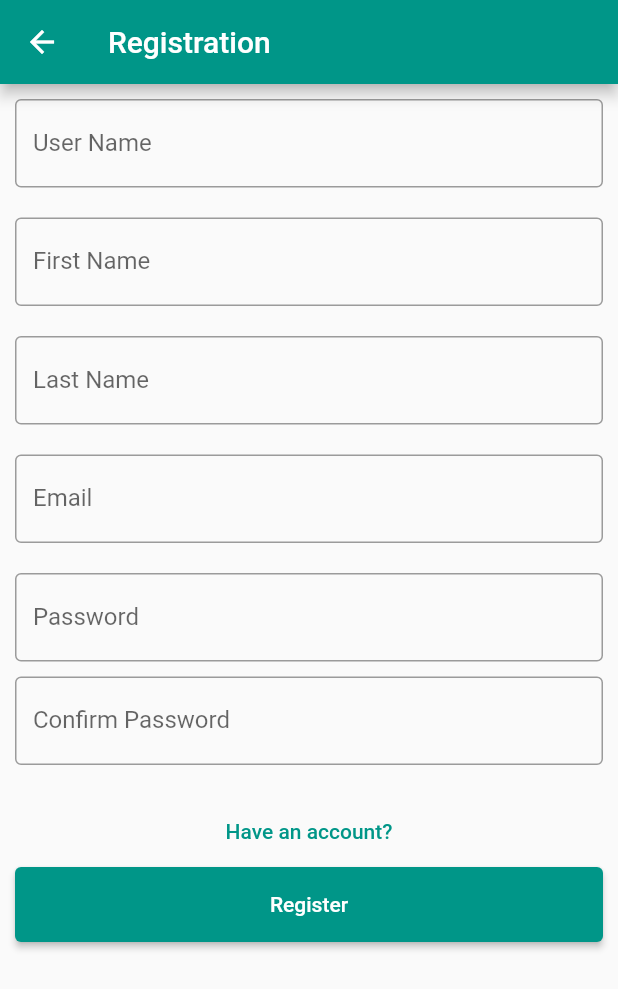
After one commit to elinonga/hospital_app_flutter_frontend, a Flutter app: the RegistrationPage screen opened directly, on a phone screen of 412 x 824 dp. The commit adds this screen. Shown: the top 989 px of the screen. Run offline on Flutter 3.47's test engine with Material 2 defaults, Android fonts, the phone set to English and light mode, and no system bars; our stand-ins replace hexcolor.

Commit message:
:art: Registration/Login UI

```diff
--- a/lib/main.dart
+++ b/lib/main.dart
@@ -17,6 +17,7 @@ class MyApp extends StatelessWidget {
       theme: ThemeData(
         primarySwatch: Colors.teal,
       ),
+      // home: const MainScreen(),
       home: const MainScreen(),
     );
   }
--- /dev/null
+++ b/lib/pages/auth/register.dart
@@ -0,0 +1,134 @@
+import 'package:flutter/material.dart';
+
+class RegistrationPage extends StatefulWidget {
+  const RegistrationPage({Key? key}) : super(key: key);
+
+  @override
+  State<RegistrationPage> createState() => _RegistrationPageState();
+}
+
+class _RegistrationPageState extends State<RegistrationPage> {
+  TextEditingController usernameController = TextEditingController();
+  TextEditingController firstNameController = TextEditingController();
+  TextEditingController lastNameController = TextEditingController();
+  TextEditingController emailController = TextEditingController();
+  TextEditingController passwordController = TextEditingController();
+  TextEditingController confirmPasswordController = TextEditingController();
+
+  @override
+  Widget build(BuildContext context) {
+    return Scaffold(
+      appBar: AppBar(
+        title: Text("Registration"),
+      ),
+      body: ListView(children: [
+        // 🎊
+
+        // Username
+        Container(
+          padding: const EdgeInsets.all(10),
+          child: TextField(
+            controller: usernameController,
+            decoration: const InputDecoration(
+              border: OutlineInputBorder(),
+              labelText: 'User Name',
+            ),
+          ),
+        ),
+
+        // First Name
+        Container(
+          padding: const EdgeInsets.all(10),
+          child: TextField(
+            controller: firstNameController,
+            decoration: const InputDecoration(
+              border: OutlineInputBorder(),
+              labelText: 'First Name',
+            ),
+          ),
+        ),
+
+        // Last Name
+        Container(
+          padding: const EdgeInsets.all(10),
+          child: TextField(
+            controller: lastNameController,
+            decoration: const InputDecoration(
+              border: OutlineInputBorder(),
+              labelText: 'Last Name',
+            ),
+          ),
+        ),
+
+        // Email
+        Container(
+          padding: const EdgeInsets.all(10),
+          child: TextField(
+            controller: emailController,
+            decoration: const InputDecoration(
+              border: OutlineInputBorder(),
+              labelText: 'Email',
+            ),
+          ),
+        ),
+
+        // Password
+        Container(
+          padding: const EdgeInsets.fromLTRB(10, 10, 10, 0),
+          child: TextField(
+            obscureText: true,
+            controller: passwordController,
+            decoration: const InputDecoration(
+              border: OutlineInputBorder(),
+              labelText: 'Password',
+            ),
+          ),
+        ),
+
+        // Confirm Password
+        Container(
+          padding: const EdgeInsets.fromLTRB(10, 10, 10, 0),
+          child: TextField(
+            obscureText: true,
+            controller: confirmPasswordController,
+            decoration: const InputDecoration(
+              border: OutlineInputBorder(),
+              labelText: 'Confirm Password',
+            ),
+          ),
+        ),
+
+        const SizedBox(
+          height: 20,
+        ),
+
+        // Have account?
+        TextButton(
+          onPressed: () {
+            // Redirect to Login page
+          },
+          child: const Text(
+            'Have an account?',
+          ),
+        ),
+
+        // Register Button
+        Container(
+            height: 50,
+            padding: const EdgeInsets.fromLTRB(10, 0, 10, 0),
+            child: ElevatedButton(
+              child: const Text('Register'),
+              onPressed: () {
+                print(firstNameController.text);
+                print(lastNameController.text);
+                print(emailController.text);
+                print(usernameController.text);
+                print(passwordController.text);
+              },
+            )),
+
+        // 🎊
+      ]),
+    );
+  }
+}
```
Also changed, not shown: lib/pages/auth/login.dart (added, +76 -0 lines).
